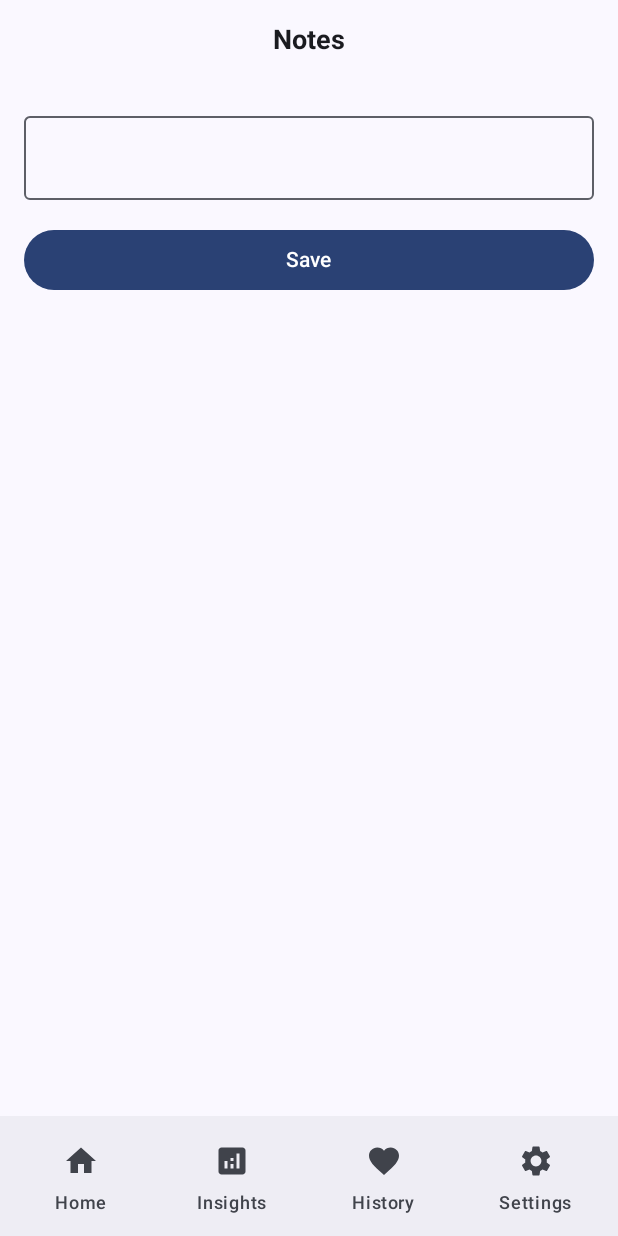
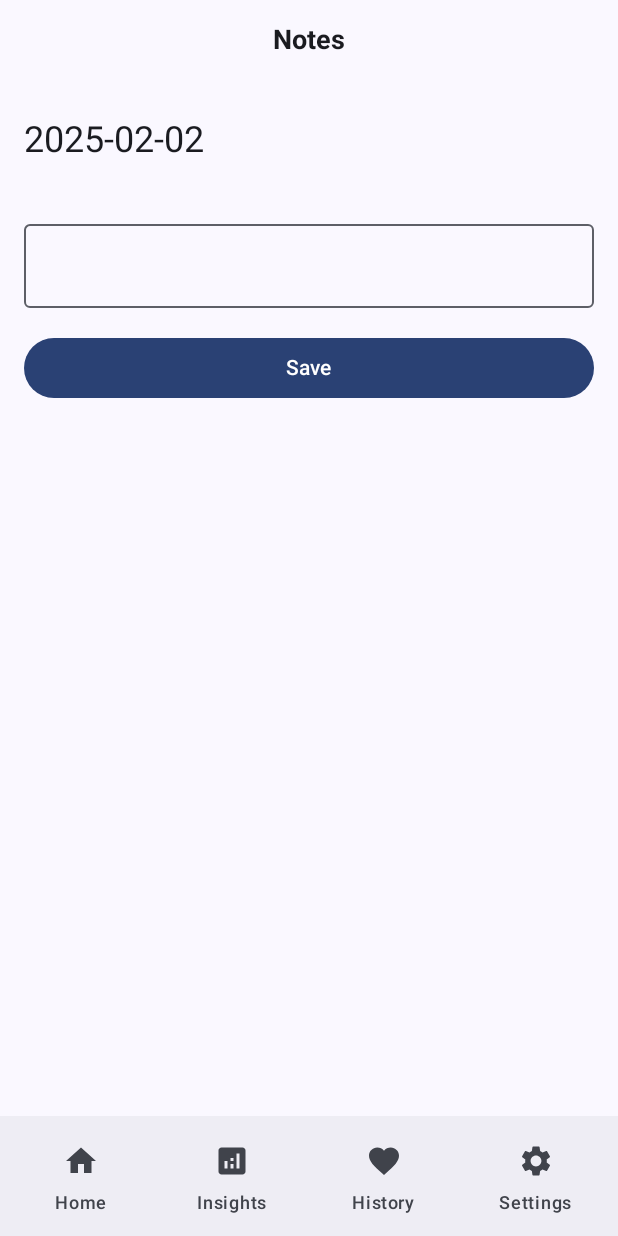
Before and after one commit to Karo555/mental-health-app, an Android app built with Jetpack Compose: the NotesScreen screen opened through its navigation route, on a phone screen of 412 x 824 dp. Run offline under Robolectric (Android 15) with nearby library versions, the phone set to English and light mode, and no system bars; our stand-ins replace Firebase (no records; nobody signed in at launch, a user with empty details on screens opened directly), livedata-compose; libraries missing offline, so code that uses them is left out: com.kizitonwose.calendar; 1 statement that could not run was skipped.

Commit message:
Added notes journal

```diff
--- a/app/src/main/java/com/edu/auri/backend/notes/Note.kt
+++ b/app/src/main/java/com/edu/auri/backend/notes/Note.kt
@@ -4,6 +4,6 @@ import com.google.firebase.Timestamp
 import com.google.firebase.firestore.ServerTimestamp
 
 data class Note (
-    val content: String? = null,
+    val content: String = "",
     @ServerTimestamp val timestamp: Timestamp? = null
 )
--- a/app/src/main/java/com/edu/auri/frontend/menu/HomeScreen.kt
+++ b/app/src/main/java/com/edu/auri/frontend/menu/HomeScreen.kt
@@ -208,10 +208,11 @@ fun HomeScreen(
                         Card(
                             modifier = Modifier
                                 .width(380.dp)
-                                .height(70.dp),
+                                .height(70.dp)
+                                .clickable { navController.navigate("notes journal") },
                         ) {
                             Column(modifier = Modifier.padding(16.dp)) {
-                                Text("Today", style = MaterialTheme.typography.bodyMedium)
+                                Text("Journal", style = MaterialTheme.typography.bodyMedium)
                                 Text(
                                     "I'm grateful for the sunny weather",
                                     style = MaterialTheme.typography.bodySmall
@@ -356,20 +357,37 @@ fun CompletedDayOverview() {
 
 }
 
+/**
+ * Composable function that displays an active day overview.
+ *
+ * This function displays a row with a button that navigates to the day overview screen when clicked.
+ *
+ * @param navController The navigation controller for handling screen navigation.
+ */
 @Composable
 fun DailyOverviewActive(navController: NavController) {
+    // Create a row with a fixed width and height, and padding on all sides
     Row(
         modifier = Modifier
-            .width(390.dp)
-            .height(64.dp)
-            .padding(start = 16.dp, top = 12.dp, end = 16.dp, bottom = 12.dp),
+            .width(390.dp) // Set the width of the row
+            .height(64.dp) // Set the height of the row
+            .padding( // Add padding to the row
+                start = 16.dp, // Padding on the start side
+                top = 12.dp, // Padding on the top side
+                end = 16.dp, // Padding on the end side
+                bottom = 12.dp // Padding on the bottom side
+            ),
+        // Arrange the children of the row horizontally with a spaced by arrangement
         horizontalArrangement = Arrangement.spacedBy(12.dp, Alignment.CenterHorizontally),
+        // Align the children of the row vertically to the top
         verticalAlignment = Alignment.Top,
     ) {
+        // Create a button that navigates to the day overview screen when clicked
         Button(
-            onClick = { navController.navigate("dayoverview") },
-            Modifier.width(310.dp)
+            onClick = { navController.navigate("dayoverview") }, // Navigate to the day overview screen
+            Modifier.width(310.dp) // Set the width of the button
         ) {
+            // Display the text on the button
             Text("Complete today's overview  \uD83C\uDF16")
         }
     }
--- a/app/src/main/java/com/edu/auri/frontend/navigation/AuriNavigation.kt
+++ b/app/src/main/java/com/edu/auri/frontend/navigation/AuriNavigation.kt
@@ -14,6 +14,7 @@ import com.edu.auri.frontend.history.HistoryScreen
 import com.edu.auri.frontend.insights.InsightsScreen
 import com.edu.auri.frontend.login.LoginScreen
 import com.edu.auri.frontend.menu.HomeScreen
+import com.edu.auri.frontend.notes.NotesJournal
 import com.edu.auri.frontend.notes.NotesScreen
 //import com.edu.auri.frontend.moodjournal.MoodJournal
 import com.edu.auri.frontend.setttings.SettingsScreen
@@ -72,6 +73,9 @@ fun AuriNavigation(
             composable("notes") {
                 NotesScreen(navController, notesViewModel, logDailyViewModel)
             }
+            composable("notes journal") {
+                NotesJournal( navController, notesViewModel)
+            }
 
 //            composable("Journal") {
 //                MoodJournal(modifier, navController, auth = FirebaseAuth.getInstance()) // recheck
--- a/app/src/main/java/com/edu/auri/frontend/notes/Notes Screen.kt
+++ b/app/src/main/java/com/edu/auri/frontend/notes/Notes Screen.kt
@@ -30,9 +30,11 @@ import com.edu.auri.backend.dailylogs.LogDailyViewModel
 import com.edu.auri.backend.notes.Note
 import com.edu.auri.backend.notes.NotesViewModel
 import com.edu.auri.frontend.components.BottomBar
+import java.time.LocalDate
 
 @Composable
 fun NotesScreen(navController: NavController, viewModel: NotesViewModel, logDailyViewModel: LogDailyViewModel) {
+    val today = remember { LocalDate.now().toString() }
     Scaffold(
         bottomBar = {
             BottomBar(navController)
@@ -45,6 +47,7 @@ fun NotesScreen(navController: NavController, viewModel: NotesViewModel, logDail
                     .padding(16.dp)
                     .fillMaxWidth()
             ) {
+
                 Text(
                     text = "Notes",
                     style = TextStyle(
@@ -53,6 +56,14 @@ fun NotesScreen(navController: NavController, viewModel: NotesViewModel, logDail
                         fontWeight = FontWeight(700),
                         textAlign = TextAlign.Center
                     ),
+                    modifier = Modifier
+                        .fillMaxWidth()
+                        .padding(bottom = 16.dp)
+                )
+                Spacer(modifier = Modifier.height(24.dp))
+                Text(
+                    text = today,
+                    style = MaterialTheme.typography.headlineSmall,
                     modifier = Modifier
                         .fillMaxWidth()
                         .padding(bottom = 16.dp)
--- a/app/src/main/java/com/edu/auri/frontend/welcomescreen/Welcome Screen.kt
+++ b/app/src/main/java/com/edu/auri/frontend/welcomescreen/Welcome Screen.kt
@@ -2,12 +2,10 @@ package com.edu.auri.frontend.welcomescreen
 
 
 import androidx.compose.foundation.Image
-import androidx.compose.foundation.clickable
 import androidx.compose.foundation.layout.Box
 import androidx.compose.foundation.layout.Column
 import androidx.compose.foundation.layout.Spacer
 import androidx.compose.foundation.layout.fillMaxSize
-import androidx.compose.foundation.layout.fillMaxWidth
 import androidx.compose.foundation.layout.height
 import androidx.compose.foundation.layout.padding
 import androidx.compose.foundation.layout.width
```
Also changed, not shown: app/src/main/java/com/edu/auri/backend/notes/NotesViewModel.kt (+5 -4 lines), app/src/main/java/com/edu/auri/frontend/notes/Notes Journal.kt (added, +76 -0 lines).
